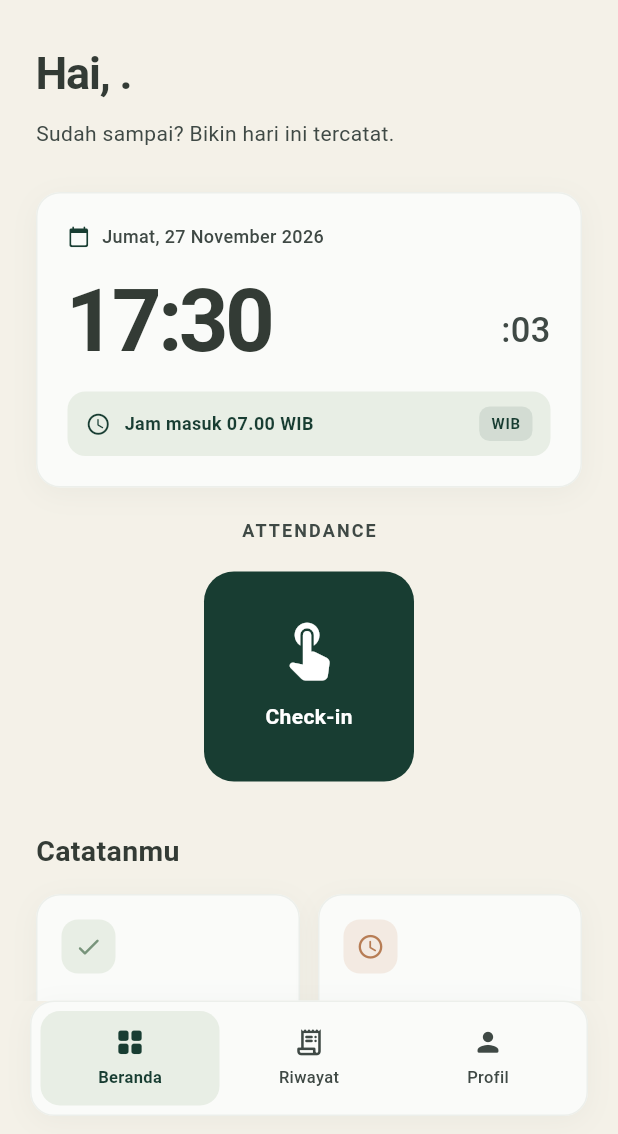
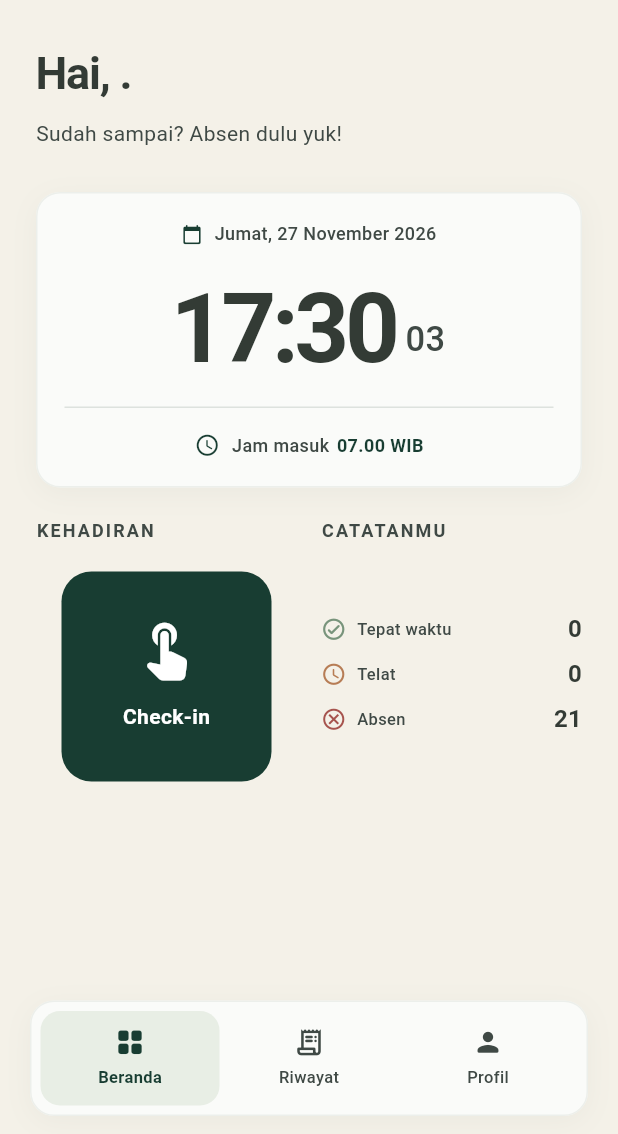
Before and after one commit to fauza-alifa/hadeer-app, a Flutter app: the screen it shows once a user with an empty profile is signed in, on a phone screen of 412 x 824 dp, the part 102-1236 px from its top. Run offline on Flutter 3.47's test engine with Material 3 defaults, Android fonts, the phone set to English and light mode, and no system bars; our stand-ins replace camera, cloud_firestore, firebase_auth, firebase_core, flutter_riverpod, shared_preferences; accounts and stored records are empty.

Commit message:
updating home page

```diff
--- a/lib/features/attendance/presentation/calendar_page.dart
+++ b/lib/features/attendance/presentation/calendar_page.dart
@@ -6,7 +6,6 @@ import '../../../core/surface_card.dart';
 import '../domain/attendance.dart';
 import '../domain/attendance_policy.dart';
 import '../domain/attendance_day_status.dart';
-import '../domain/school_calendar.dart';
 import 'providers.dart';
 import 'widgets/history_tile.dart';
 
--- a/lib/features/attendance/presentation/history_page.dart
+++ b/lib/features/attendance/presentation/history_page.dart
@@ -75,7 +75,7 @@ class HistoryPage extends ConsumerWidget {
                               Text('Belum ada absensi.'),
                               SizedBox(height: 8),
                               Text(
-                                'Kalau sudah di sekolah, absen lewat Beranda, ya.',
+                                'Kalau sudah di sekolah, absen lewat Beranda.',
                                 style: TextStyle(),
                               ),
                             ],
--- a/lib/features/attendance/presentation/home_page.dart
+++ b/lib/features/attendance/presentation/home_page.dart
@@ -11,37 +11,65 @@ import 'widgets/month_summary.dart';
 
 class HomePage extends ConsumerWidget {
   const HomePage({super.key});
+
   @override
-  Widget build(BuildContext context, WidgetRef ref) => EnterMotion(
+  Widget build(BuildContext context, WidgetRef ref) {
+    final scheme = Theme.of(context).colorScheme;
+
+    return EnterMotion(
       child: ListView(
         padding: const EdgeInsets.all(24),
         children: [
           const BrandHeader(),
+
           const SizedBox(height: 26),
+
           Text(
             'Hai, ${ref.watch(studentNameProvider).split(' ').first}.',
-          style: const TextStyle(fontSize: 30, fontWeight: FontWeight.w600, letterSpacing: -.8),
+            style: const TextStyle(
+              fontSize: 30,
+              fontWeight: FontWeight.w600,
+              letterSpacing: -.8,
             ),
+          ),
+
           const SizedBox(height: 8),
+
           Text(
-          'Sudah sampai? Bikin hari ini tercatat.',
-          style: TextStyle(color: Theme.of(context).colorScheme.onSurfaceVariant),
+            'Sudah sampai? Absen dulu yuk!',
+            style: TextStyle(color: scheme.onSurfaceVariant),
           ),
+
           const SizedBox(height: 28),
+
           const ClockCard(),
+
           const SizedBox(height: 20),
-        const CheckInCard(),
-        const SizedBox(height: 32),
-        const Text('Catatanmu', style: TextStyle(fontSize: 19, fontWeight: FontWeight.w600)),
-        const SizedBox(height: 14),
+
+          // Check-in dan ringkasan absensi
           ref
               .watch(attendanceProvider)
               .when(
-              data: (items) => MonthSummary(items: items),
-              loading: () => const LinearProgressIndicator(),
-              error: (_, _) => const Text('Catatan belum bisa dimuat. Cek koneksimu, ya.'),
+                data: (items) {
+                  return Row(
+                    crossAxisAlignment: CrossAxisAlignment.start,
+                    children: [
+                      const Expanded(flex: 5, child: CheckInCard()),
+
+                      const SizedBox(width: 16),
+
+                      Expanded(flex: 5, child: MonthSummary(items: items)),
+                    ],
+                  );
+                },
+
+                loading: () => const Center(child: LinearProgressIndicator()),
+
+                error: (_, _) =>
+                    const Text('Catatan belum bisa dimuat. Cek koneksimu, ya.'),
               ),
         ],
       ),
     );
   }
+}
--- a/lib/features/attendance/presentation/widgets/check_in_card.dart
+++ b/lib/features/attendance/presentation/widgets/check_in_card.dart
@@ -48,9 +48,9 @@ class CheckInCard extends ConsumerWidget {
       crossAxisAlignment: CrossAxisAlignment.center,
       children: [
         Align(
-          alignment: Alignment.center,
+          alignment: Alignment.centerLeft,
           child: Text(
-            'ATTENDANCE',
+            'KEHADIRAN',
             style: TextStyle(
               fontSize: 12,
               fontWeight: FontWeight.w700,
--- a/lib/features/attendance/presentation/widgets/clock_card.dart
+++ b/lib/features/attendance/presentation/widgets/clock_card.dart
@@ -17,22 +17,23 @@ class ClockCard extends ConsumerWidget {
       ref.watch(clockProvider).asData?.value ?? DateTime.now(),
     );
 
-    final isDark = Theme.of(context).brightness == Brightness.dark;
-    final scheme = Theme.of(context).colorScheme;
+    final theme = Theme.of(context);
+    final scheme = theme.colorScheme;
+    final isDark = theme.brightness == Brightness.dark;
 
     final accentColor = isDark
         ? const Color(0xFFA8C5A9)
         : const Color(0xFF183D32);
 
     return SurfaceCard(
-      padding: 20,
       child: Column(
-        crossAxisAlignment: CrossAxisAlignment.start,
+        crossAxisAlignment: CrossAxisAlignment.center,
         children: [
           // Date
           Row(
+            mainAxisAlignment: MainAxisAlignment.center,
             children: [
-              Icon(Icons.calendar_today_rounded, size: 15, color: accentColor),
+              Icon(Icons.calendar_today_rounded, size: 14, color: accentColor),
               const SizedBox(width: 8),
               Text(
                 DateFormat('EEEE, d MMMM yyyy', 'id').format(now),
@@ -45,22 +46,22 @@ class ClockCard extends ConsumerWidget {
             ],
           ),
 
-          const SizedBox(height: 18),
+          const SizedBox(height: 22),
 
-          // Clock
+          // Centered Clock
           Row(
+            mainAxisAlignment: MainAxisAlignment.center,
             crossAxisAlignment: CrossAxisAlignment.end,
             children: [
-              Expanded(
+              Flexible(
                 child: FittedBox(
-                  alignment: Alignment.centerLeft,
                   fit: BoxFit.scaleDown,
                   child: Text(
                     DateFormat('HH:mm').format(now),
                     style: TextStyle(
-                      fontSize: 58,
+                      fontSize: 64,
                       fontWeight: FontWeight.w700,
-                      letterSpacing: -2.5,
+                      letterSpacing: -3,
                       height: 1,
                       color: scheme.onSurface,
                       fontFeatures: const [FontFeature.tabularFigures()],
@@ -68,10 +69,11 @@ class ClockCard extends ConsumerWidget {
                   ),
                 ),
               ),
+
               Padding(
-                padding: const EdgeInsets.only(left: 5, bottom: 5),
+                padding: const EdgeInsets.only(left: 5, bottom: 7),
                 child: Text(
-                  DateFormat(':ss').format(now),
+                  DateFormat('ss').format(now),
                   style: TextStyle(
                     fontSize: 23,
                     fontWeight: FontWeight.w500,
@@ -83,50 +85,41 @@ class ClockCard extends ConsumerWidget {
             ],
           ),
 
-          const SizedBox(height: 18),
+          const SizedBox(height: 20),
 
-          // Attendance information
-          Container(
-            padding: const EdgeInsets.symmetric(horizontal: 12, vertical: 10),
-            decoration: BoxDecoration(
-              color: isDark ? const Color(0xFF263F33) : const Color(0xFFE8EEE5),
-              borderRadius: BorderRadius.circular(12),
+          // Divider
+          Divider(
+            height: 1,
+            thickness: 1,
+            color: scheme.outlineVariant.withValues(alpha: 0.5),
           ),
-            child: Row(
+
+          const SizedBox(height: 16),
+
+          // Attendance Schedule
+          Row(
+            mainAxisAlignment: MainAxisAlignment.center,
             children: [
               Icon(Icons.schedule_rounded, size: 17, color: accentColor),
-                const SizedBox(width: 9),
-                Expanded(
-                  child: Text(
-                    'Jam masuk 07.00 WIB',
+              const SizedBox(width: 8),
+              Text(
+                'Jam masuk',
                 style: TextStyle(
                   fontSize: 12,
-                      fontWeight: FontWeight.w600,
+                  color: scheme.onSurfaceVariant,
+                  fontWeight: FontWeight.w500,
+                ),
+              ),
+              const SizedBox(width: 5),
+              Text(
+                '07.00 WIB',
+                style: TextStyle(
+                  fontSize: 12,
+                  fontWeight: FontWeight.w700,
                   color: accentColor,
                 ),
               ),
-                ),
-                Container(
-                  padding: const EdgeInsets.symmetric(
-                    horizontal: 8,
-                    vertical: 4,
-                  ),
-                  decoration: BoxDecoration(
-                    color: accentColor.withValues(alpha: 0.10),
-                    borderRadius: BorderRadius.circular(7),
-                  ),
-                  child: Text(
-                    'WIB',
-                    style: TextStyle(
-                      fontSize: 10,
-                      fontWeight: FontWeight.w700,
-                      letterSpacing: 0.5,
-                      color: accentColor,
-                    ),
-                  ),
-                ),
             ],
-            ),
           ),
         ],
       ),
--- a/lib/features/attendance/presentation/widgets/month_summary.dart
+++ b/lib/features/attendance/presentation/widgets/month_summary.dart
@@ -1,8 +1,8 @@
 import 'package:flutter/material.dart';
 
-import '../../../../core/surface_card.dart';
 import '../../domain/attendance.dart';
 import '../../domain/attendance_policy.dart';
+import '../../domain/school_calendar.dart';
 
 class MonthSummary extends StatelessWidget {
   const MonthSummary({super.key, required this.items});
@@ -11,111 +11,147 @@ class MonthSummary extends StatelessWidget {
 
   @override
   Widget build(BuildContext context) {
-    final confirmed = items.where((item) => item.createdAt != null).toList();
+    final now = AttendancePolicy.wib(DateTime.now());
 
-    final late = confirmed
-        .where(
-          (item) =>
-              AttendancePolicy.status(item.createdAt!) == AttendanceStatus.late,
-        )
+    // Rentang 30 hari terakhir, termasuk hari ini.
+    final today = DateTime(now.year, now.month, now.day);
+    final startDate = today.subtract(const Duration(days: 29));
+
+    // Simpan satu status absensi untuk setiap tanggal.
+    final attendanceByDay = <String, AttendanceStatus>{};
+
+    for (final item in items) {
+      final createdAt = item.createdAt;
+
+      if (createdAt == null) continue;
+
+      final wibTime = AttendancePolicy.wib(createdAt);
+      final attendanceDate = DateTime(wibTime.year, wibTime.month, wibTime.day);
+
+      if (attendanceDate.isBefore(startDate) || attendanceDate.isAfter(today)) {
+        continue;
+      }
+
+      final key = SchoolCalendar.dateKey(attendanceDate);
+
+      attendanceByDay.putIfAbsent(key, () => AttendancePolicy.status(wibTime));
+    }
+
+    final onTime = attendanceByDay.values
+        .where((status) => status == AttendanceStatus.onTime)
         .length;
 
-    final onTime = confirmed.length - late;
+    final late = attendanceByDay.values
+        .where((status) => status == AttendanceStatus.late)
+        .length;
+
+    // Hitung hari sekolah yang sudah berlalu tanpa absensi.
+    int absent = 0;
+
+    for (
+      DateTime date = startDate;
+      date.isBefore(today);
+      date = date.add(const Duration(days: 1))
+    ) {
+      if (!SchoolCalendar.isSchoolDay(date)) continue;
+
+      final key = SchoolCalendar.dateKey(date);
+
+      if (!attendanceByDay.containsKey(key)) {
+        absent++;
+      }
+    }
+
+    final scheme = Theme.of(context).colorScheme;
 
     return Column(
       crossAxisAlignment: CrossAxisAlignment.start,
       children: [
-        Row(
-          crossAxisAlignment: CrossAxisAlignment.start,
-          children: [
-            Expanded(
-              child: _tile(
-                context,
-                value: '$onTime',
-                label: 'Tepat waktu',
-                icon: Icons.check_rounded,
-                accent: const Color(0xFF78947B),
-                iconBackground: const Color(0xFFE8EEE5),
-              ),
-            ),
-            const SizedBox(width: 12),
-            Expanded(
-              child: _tile(
-                context,
-                value: '$late',
-                label: 'Telat',
-                icon: Icons.schedule_rounded,
-                accent: const Color(0xFFB77D55),
-                iconBackground: const Color(0xFFF3EAE2),
-              ),
-            ),
-          ],
+        // Heading
+        Text(
+          'CATATANMU',
+          style: TextStyle(
+            fontSize: 12,
+            fontWeight: FontWeight.w700,
+            letterSpacing: 1.4,
+            color: scheme.onSurfaceVariant,
+          ),
         ),
 
-        const SizedBox(height: 10),
+        const SizedBox(height: 48),
+
+        // Summary
+        _summaryRow(
+          context,
+          icon: Icons.check_circle_outline_rounded,
+          label: 'Tepat waktu',
+          value: onTime,
+          accent: const Color(0xFF78947B),
+        ),
+
+        const SizedBox(height: 13),
+
+        _summaryRow(
+          context,
+          icon: Icons.schedule_rounded,
+          label: 'Telat',
+          value: late,
+          accent: const Color(0xFFB77D55),
+        ),
+
+        const SizedBox(height: 13),
+
+        _summaryRow(
+          context,
+          icon: Icons.cancel_outlined,
+          label: 'Absen',
+          value: absent,
+          accent: const Color(0xFFA6534D),
+        ),
+      ],
+    );
+  }
+
+  Widget _summaryRow(
+    BuildContext context, {
+    required IconData icon,
+    required String label,
+    required int value,
+    required Color accent,
+  }) {
+    final scheme = Theme.of(context).colorScheme;
+
+    return Row(
+      children: [
+        Icon(icon, size: 17, color: accent),
+
+        const SizedBox(width: 7),
+
+        Expanded(
+          child: Text(
+            label,
+            maxLines: 1,
+            overflow: TextOverflow.ellipsis,
+            style: TextStyle(
+              fontSize: 11,
+              fontWeight: FontWeight.w500,
+              color: scheme.onSurfaceVariant,
+            ),
+          ),
+        ),
+
+        const SizedBox(width: 4),
 
         Text(
-          'Dari ${confirmed.length} absensi terakhir.',
+          '$value',
           style: TextStyle(
-            fontSize: 11,
-            color: Theme.of(context).colorScheme.onSurfaceVariant,
+            fontSize: 16,
+            fontWeight: FontWeight.w700,
+            color: scheme.onSurface,
+            height: 1,
           ),
         ),
       ],
     );
   }
-
-  Widget _tile(
-    BuildContext context, {
-    required String value,
-    required String label,
-    required IconData icon,
-    required Color accent,
-    required Color iconBackground,
-  }) {
-    final scheme = Theme.of(context).colorScheme;
-    final dark = Theme.of(context).brightness == Brightness.dark;
-
-    return SurfaceCard(
-      padding: 16,
-      child: Column(
-        crossAxisAlignment: CrossAxisAlignment.start,
-        children: [
-          Container(
-            width: 36,
-            height: 36,
-            decoration: BoxDecoration(
-              color: dark ? accent.withValues(alpha: 0.16) : iconBackground,
-              borderRadius: BorderRadius.circular(11),
-            ),
-            child: Icon(icon, color: dark ? accent : accent, size: 19),
-          ),
-
-          const SizedBox(height: 18),
-
-          Text(
-            value,
-            style: TextStyle(
-              fontSize: 32,
-              fontWeight: FontWeight.w700,
-              letterSpacing: -1.2,
-              height: 1,
-              color: scheme.onSurface,
-            ),
-          ),
-
-          const SizedBox(height: 6),
-
-          Text(
-            label,
-            style: TextStyle(
-              fontSize: 12,
-              fontWeight: FontWeight.w500,
-              color: scheme.onSurfaceVariant,
-            ),
-          ),
-        ],
-      ),
-    );
-  }
 }
```
Lines whose indentation alone changed are shown as unchanged.
